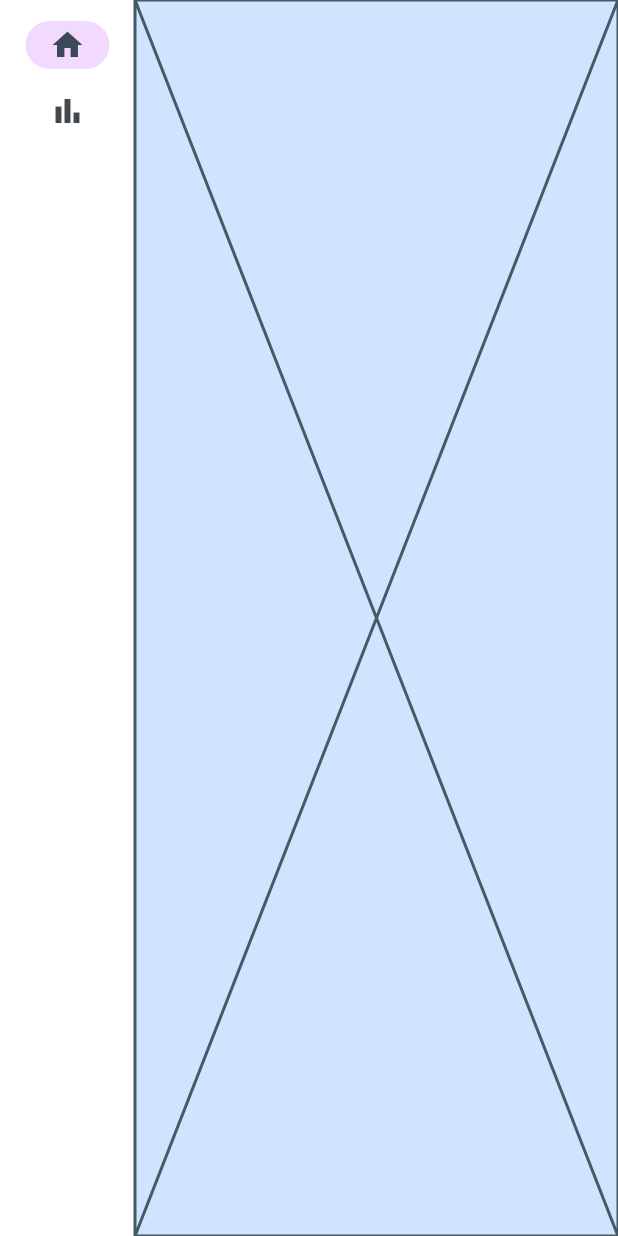
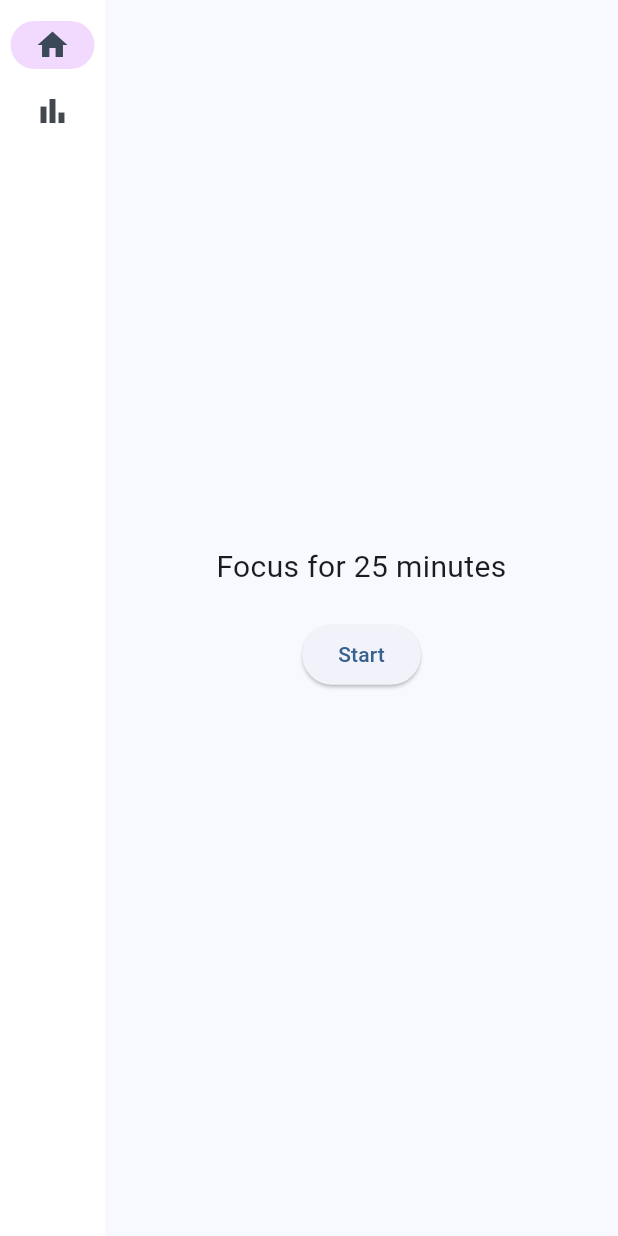
Before and after one commit to dexprexxtion/focus_io, a Flutter app: the screen it shows after launch, on a phone screen of 412 x 824 dp. Run offline on Flutter 3.47's test engine with Material 2 defaults, Android fonts, the phone set to English and light mode, and no system bars.

Commit message:
Basic Timer made in TimerFocusPage
Made as StatelessWidget with a Scaffold ocntaining Text, SizedBox and ElevatedButton widgets. A void function called StartTimer is made to run the timer.

```diff
--- a/lib/main.dart
+++ b/lib/main.dart
@@ -1,3 +1,4 @@
+import 'dart:async';
 import 'package:flutter/material.dart';
 
 void main() {
@@ -35,7 +36,7 @@ class _MyHomePageState extends State<MyHomePage> {
     Widget page;
     switch (selectedIndex) {
       case 0:
-        page = const Placeholder();
+        page = TimerFocusPage();
         break;
       case 1:
         page = const Placeholder();
@@ -48,7 +49,7 @@ class _MyHomePageState extends State<MyHomePage> {
           body: Row(children: [
         SafeArea(
           child: NavigationRail(
-            extended: constraints.maxWidth >= 600,
+            extended: constraints.maxWidth >= 700,
             destinations: const [
               NavigationRailDestination(
                 icon: Icon(Icons.home_outlined),
@@ -61,7 +62,7 @@ class _MyHomePageState extends State<MyHomePage> {
                 label: Text('Stats'),
               ),
             ],
-            minWidth: 90,
+            minWidth: 70,
             useIndicator: true,
             backgroundColor: Theme.of(context).colorScheme.onPrimary,
             indicatorColor: Theme.of(context).colorScheme.tertiaryContainer,
@@ -85,3 +86,50 @@ class _MyHomePageState extends State<MyHomePage> {
     });
   }
 }
+
+final int _focusTimeInMinutes = 25; //Change to 1 minute for dev purposes.
+
+class TimerFocusPage extends StatelessWidget {
+  @override
+  Widget build(BuildContext context) {
+    return Scaffold(
+        body: Center(
+            child: Column(
+                mainAxisAlignment: MainAxisAlignment.center,
+                children: <Widget>[
+          Text(
+            'Focus for $_focusTimeInMinutes minutes',
+            style: TextStyle(fontSize: 20),
+            textAlign: TextAlign.center,
+          ),
+          SizedBox(height: 20),
+          ElevatedButton(
+            onPressed: () {
+              startTimer(context);
+            },
+            child: Text('Start'),
+          )
+        ])));
+  }
+}
+
+void startTimer(BuildContext context) {
+  Timer(Duration(minutes: _focusTimeInMinutes), () {
+    showDialog(
+        context: context,
+        builder: (BuildContext context) {
+          return AlertDialog(
+            title: Text('Time\'s up!'),
+            content: Text('You have focused for $_focusTimeInMinutes minutes.'),
+            actions: <Widget>[
+              TextButton(
+                onPressed: () {
+                  Navigator.of(context).pop();
+                },
+                child: Text('OK'),
+              )
+            ],
+          );
+        });
+  });
+}
```
